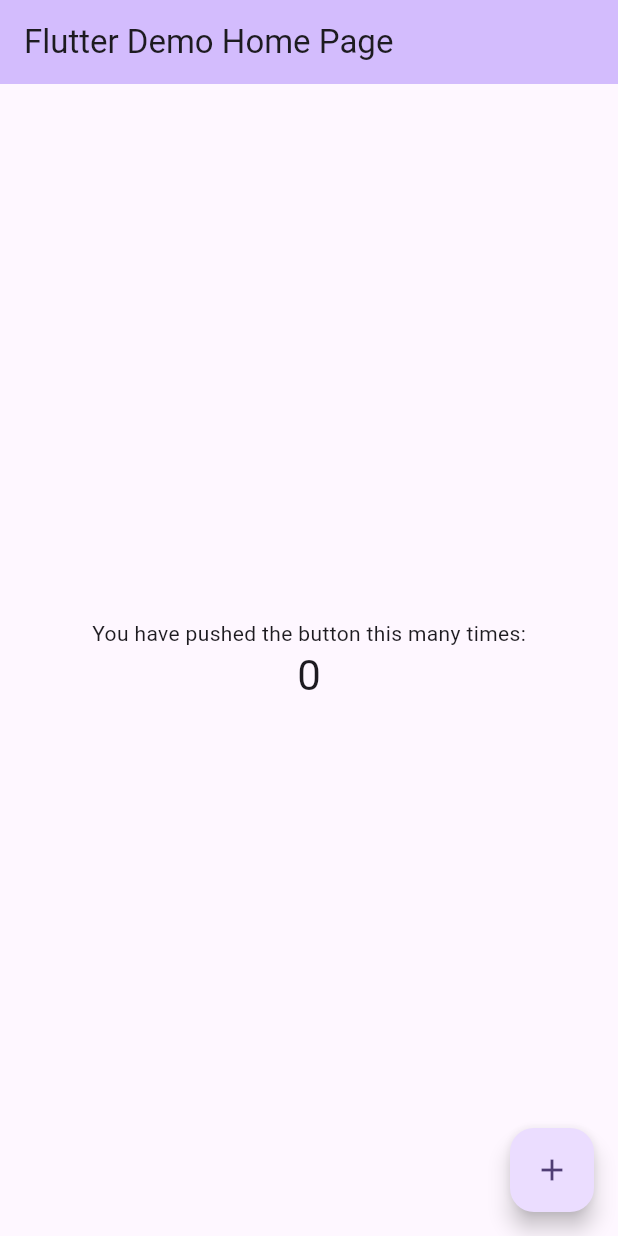
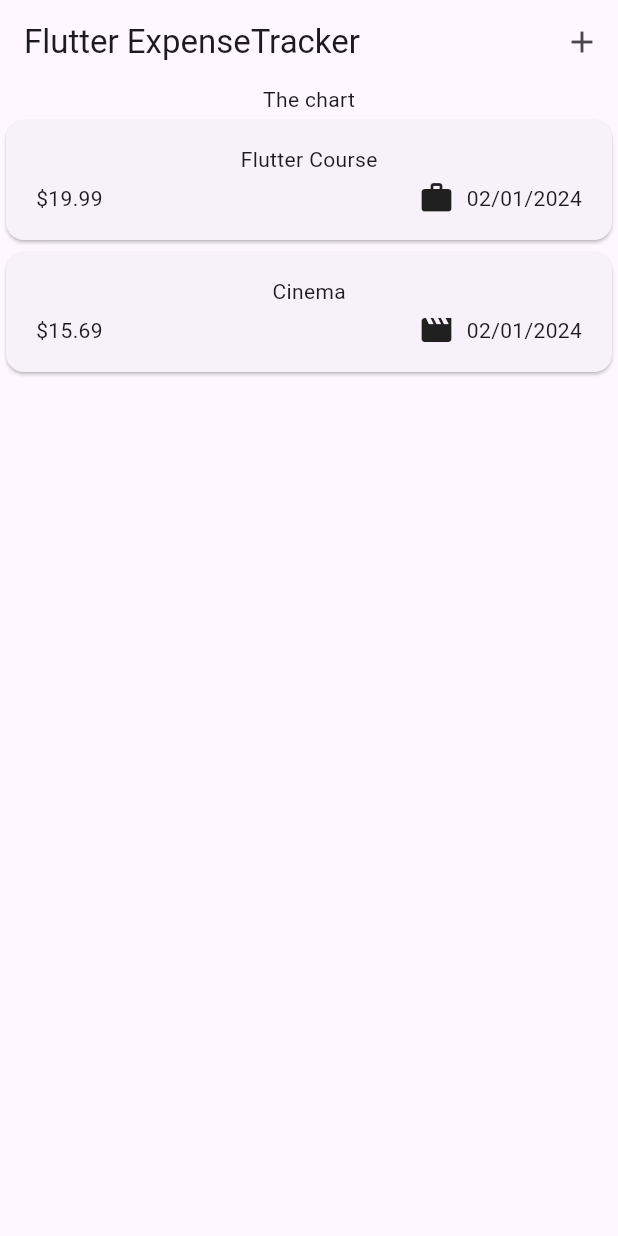
Before and after one commit to dobrewhey/expense_tracker, a Flutter app: the screen it shows after launch, on a phone screen of 412 x 824 dp. Run offline on Flutter 3.47's test engine with Material 3 defaults, Android fonts, the phone set to English and light mode, and no system bars.

Commit message:
AppBar init

```diff
--- a/expense_tracker/lib/main.dart
+++ b/expense_tracker/lib/main.dart
@@ -1,125 +1,21 @@
 import 'package:flutter/material.dart';
+import 'package:expense_tracker/widgets/expenses.dart';
 
 void main() {
-  runApp(const MyApp());
+  runApp(
+    const MyApp(),
+  );
 }
 
 class MyApp extends StatelessWidget {
-  const MyApp({super.key});
+  const MyApp({
+    super.key,
+  });
 
-  // This widget is the root of your application.
   @override
   Widget build(BuildContext context) {
-    return MaterialApp(
-      title: 'Flutter Demo',
-      theme: ThemeData(
-        // This is the theme of your application.
-        //
-        // TRY THIS: Try running your application with "flutter run". You'll see
-        // the application has a purple toolbar. Then, without quitting the app,
-        // try changing the seedColor in the colorScheme below to Colors.green
-        // and then invoke "hot reload" (save your changes or press the "hot
-        // reload" button in a Flutter-supported IDE, or press "r" if you used
-        // the command line to start the app).
-        //
-        // Notice that the counter didn't reset back to zero; the application
-        // state is not lost during the reload. To reset the state, use hot
-        // restart instead.
-        //
-        // This works for code too, not just values: Most code changes can be
-        // tested with just a hot reload.
-        colorScheme: ColorScheme.fromSeed(seedColor: Colors.deepPurple),
-        useMaterial3: true,
-      ),
-      home: const MyHomePage(title: 'Flutter Demo Home Page'),
+    return const MaterialApp(
+      home: Expenses(),
     );
   }
 }
-
-class MyHomePage extends StatefulWidget {
-  const MyHomePage({super.key, required this.title});
-
-  // This widget is the home page of your application. It is stateful, meaning
-  // that it has a State object (defined below) that contains fields that affect
-  // how it looks.
-
-  // This class is the configuration for the state. It holds the values (in this
-  // case the title) provided by the parent (in this case the App widget) and
-  // used by the build method of the State. Fields in a Widget subclass are
-  // always marked "final".
-
-  final String title;
-
-  @override
-  State<MyHomePage> createState() => _MyHomePageState();
-}
-
-class _MyHomePageState extends State<MyHomePage> {
-  int _counter = 0;
-
-  void _incrementCounter() {
-    setState(() {
-      // This call to setState tells the Flutter framework that something has
-      // changed in this State, which causes it to rerun the build method below
-      // so that the display can reflect the updated values. If we changed
-      // _counter without calling setState(), then the build method would not be
-      // called again, and so nothing would appear to happen.
-      _counter++;
-    });
-  }
-
-  @override
-  Widget build(BuildContext context) {
-    // This method is rerun every time setState is called, for instance as done
-    // by the _incrementCounter method above.
-    //
-    // The Flutter framework has been optimized to make rerunning build methods
-    // fast, so that you can just rebuild anything that needs updating rather
-    // than having to individually change instances of widgets.
-    return Scaffold(
-      appBar: AppBar(
-        // TRY THIS: Try changing the color here to a specific color (to
-        // Colors.amber, perhaps?) and trigger a hot reload to see the AppBar
-        // change color while the other colors stay the same.
-        backgroundColor: Theme.of(context).colorScheme.inversePrimary,
-        // Here we take the value from the MyHomePage object that was created by
-        // the App.build method, and use it to set our appbar title.
-        title: Text(widget.title),
-      ),
-      body: Center(
-        // Center is a layout widget. It takes a single child and positions it
-        // in the middle of the parent.
-        child: Column(
-          // Column is also a layout widget. It takes a list of children and
-          // arranges them vertically. By default, it sizes itself to fit its
-          // children horizontally, and tries to be as tall as its parent.
-          //
-          // Column has various properties to control how it sizes itself and
-          // how it positions its children. Here we use mainAxisAlignment to
-          // center the children vertically; the main axis here is the vertical
-          // axis because Columns are vertical (the cross axis would be
-          // horizontal).
-          //
-          // TRY THIS: Invoke "debug painting" (choose the "Toggle Debug Paint"
-          // action in the IDE, or press "p" in the console), to see the
-          // wireframe for each widget.
-          mainAxisAlignment: MainAxisAlignment.center,
-          children: <Widget>[
-            const Text(
-              'You have pushed the button this many times:',
-            ),
-            Text(
-              '$_counter',
-              style: Theme.of(context).textTheme.headlineMedium,
-            ),
-          ],
-        ),
-      ),
-      floatingActionButton: FloatingActionButton(
-        onPressed: _incrementCounter,
-        tooltip: 'Increment',
-        child: const Icon(Icons.add),
-      ), // This trailing comma makes auto-formatting nicer for build methods.
-    );
-  }
-}
--- /dev/null
+++ b/expense_tracker/lib/models/expense.dart
@@ -0,0 +1,35 @@
+import "package:flutter/material.dart";
+import "package:uuid/uuid.dart";
+import "package:intl/intl.dart";
+
+final formater = DateFormat('dd/MM/yyyy');
+
+const uuid = Uuid();
+
+enum Category { food, travel, leisure, work }
+
+const categoryIcons = {
+  Category.food: Icons.lunch_dining,
+  Category.travel: Icons.flight_takeoff,
+  Category.leisure: Icons.movie,
+  Category.work: Icons.work
+};
+
+class Expense {
+  Expense({
+    required this.amount,
+    required this.date,
+    required this.title,
+    required this.category,
+  }) : id = uuid.v4();
+
+  final String id;
+  final String title;
+  final double amount;
+  final DateTime date;
+  final Category category;
+
+  String get formatedDate {
+    return formater.format(date);
+  }
+}
--- /dev/null
+++ b/expense_tracker/lib/widgets/expenses.dart
@@ -0,0 +1,47 @@
+import 'package:expense_tracker/widgets/expenses_list/expenses_list.dart';
+import 'package:expense_tracker/models/expense.dart';
+import 'package:flutter/material.dart';
+
+class Expenses extends StatefulWidget {
+  const Expenses({super.key});
+
+  @override
+  State<Expenses> createState() {
+    return _ExpensesState();
+  }
+}
+
+class _ExpensesState extends State<Expenses> {
+  final List<Expense> _registeredExpenses = [
+    Expense(
+      amount: 19.99,
+      date: DateTime.now(),
+      title: 'Flutter Course',
+      category: Category.work,
+    ),
+    Expense(
+      amount: 15.69,
+      date: DateTime.now(),
+      title: 'Cinema',
+      category: Category.leisure,
+    ),
+  ];
+
+  @override
+  Widget build(BuildContext context) {
+    return Scaffold(
+      appBar: AppBar(
+        title: const Text('Flutter ExpenseTracker'),
+        actions: [
+          IconButton(onPressed: () {}, icon: const Icon(Icons.add)),
+        ],
+      ),
+      body: Column(
+        children: [
+          const Text('The chart'),
+          Expanded(child: ExpensesList(expenses: _registeredExpenses))
+        ],
+      ),
+    );
+  }
+}
--- /dev/null
+++ b/expense_tracker/lib/widgets/expenses_list/expense_item.dart
@@ -0,0 +1,39 @@
+import 'package:expense_tracker/models/expense.dart';
+import 'package:flutter/material.dart';
+
+class ExpenseItem extends StatelessWidget {
+  const ExpenseItem({super.key, required this.expense});
+
+  final Expense expense;
+
+  @override
+  Widget build(BuildContext context) {
+    return Card(
+      child: Padding(
+        padding: const EdgeInsets.symmetric(
+          horizontal: 20,
+          vertical: 16,
+        ),
+        child: Column(
+          children: [
+            Text(expense.title),
+            const SizedBox(height: 4),
+            Row(
+              children: [
+                Text('\$${expense.amount.toStringAsFixed(2)}'),
+                const Spacer(),
+                Row(
+                  children: [
+                    Icon(categoryIcons[expense.category]),
+                    const SizedBox(width: 8),
+                    Text(expense.formatedDate)
+                  ],
+                )
+              ],
+            ),
+          ],
+        ),
+      ),
+    );
+  }
+}
--- /dev/null
+++ b/expense_tracker/lib/widgets/expenses_list/expenses_list.dart
@@ -0,0 +1,20 @@
+import 'package:expense_tracker/models/expense.dart';
+import 'package:expense_tracker/widgets/expenses_list/expense_item.dart';
+import 'package:flutter/material.dart';
+
+class ExpensesList extends StatelessWidget {
+  const ExpensesList({
+    super.key,
+    required this.expenses,
+  });
+
+  final List<Expense> expenses;
+
+  @override
+  Widget build(BuildContext context) {
+    return ListView.builder(
+      itemCount: expenses.length,
+      itemBuilder: (ctx, index) => ExpenseItem(expense: expenses[index]),
+    );
+  }
+}
--- a/expense_tracker/pubspec.yaml
+++ b/expense_tracker/pubspec.yaml
@@ -35,6 +35,8 @@ dependencies:
   # The following adds the Cupertino Icons font to your application.
   # Use with the CupertinoIcons class for iOS style icons.
   cupertino_icons: ^1.0.2
+  uuid: ^4.2.2
+  intl: ^0.19.0
 
 dev_dependencies:
   flutter_test:
@@ -45,7 +47,7 @@ dev_dependencies:
   # activated in the `analysis_options.yaml` file located at the root of your
   # package. See that file for information about deactivating specific lint
   # rules and activating additional ones.
-  flutter_lints: ^2.0.0
+  flutter_lints: ^3.0.1
 
 # For information on the generic Dart part of this file, see the
 # following page: https://dart.dev/tools/pub/pubspec
```
Also changed, not shown: expense_tracker/pubspec.lock.
